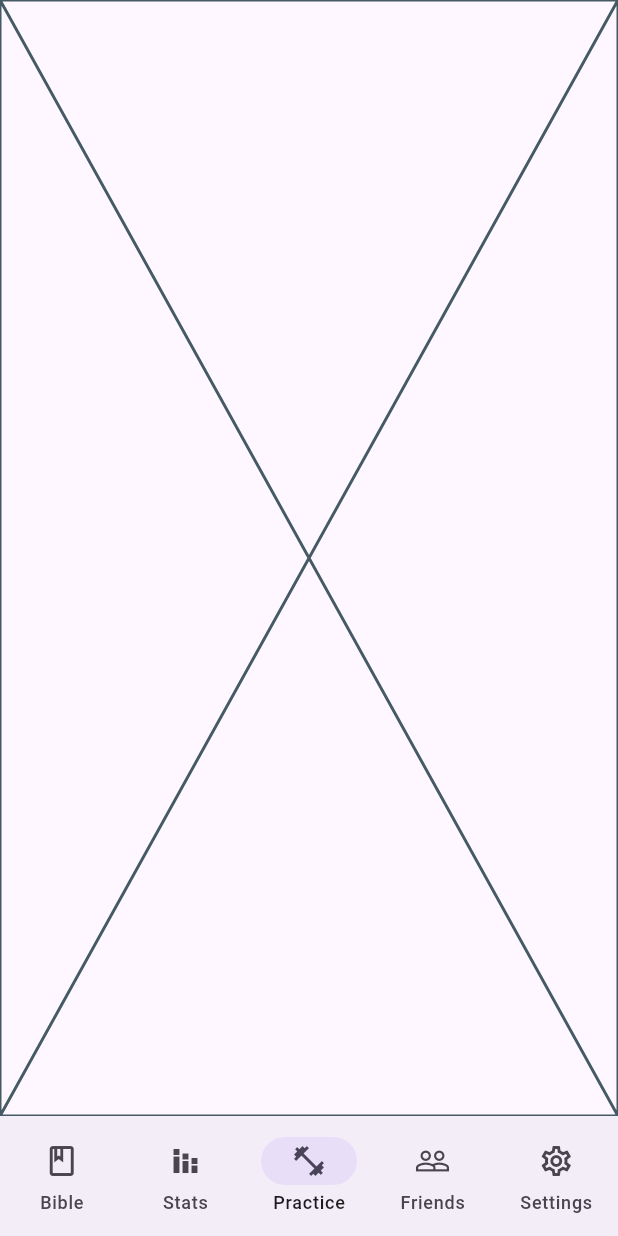
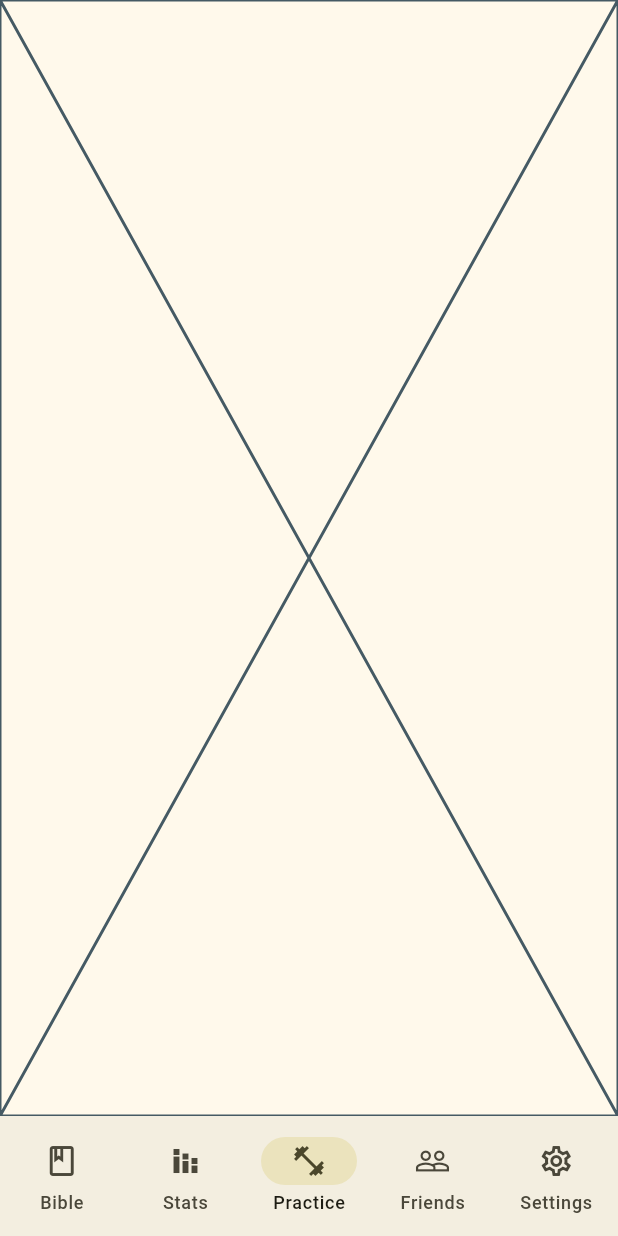
Before and after one commit to matakom/bible-memorization, a Flutter app: the screen it shows once a user with an empty profile is signed in, on a phone screen of 412 x 824 dp. Run offline on Flutter 3.47's test engine with Material 3 defaults, Android fonts, the phone set to English and light mode, and no system bars; our stand-ins replace firebase_auth, firebase_core, flutter_dotenv, flutter_riverpod, go_router, google_sign_in; accounts and stored records are empty.

Commit message:
themes setup

```diff
--- a/apps/flutter_app/lib/l10n/app_localizations_cs.dart
+++ b/apps/flutter_app/lib/l10n/app_localizations_cs.dart
@@ -15,7 +15,7 @@ class AppLocalizationsCs extends AppLocalizations {
   String get login_signInButton => 'Přihlásit se';
 
   @override
-  String get login_errorOnSignIn => 'Sign-in failed';
+  String get login_errorOnSignIn => 'Přihlášení se nezdařilo';
 
   @override
   String get reader_navbar => 'Bible';
@@ -39,7 +39,7 @@ class AppLocalizationsCs extends AppLocalizations {
   String get settings_signOutButton => 'Odhlásit se';
 
   @override
-  String get settings_errorOnSignOut => 'Sign-out failed';
+  String get settings_errorOnSignOut => 'Odhlášení se nezdařilo';
 
   @override
   String get settings_appsLanguage => 'Jazyk aplikace';
--- a/apps/flutter_app/lib/main.dart
+++ b/apps/flutter_app/lib/main.dart
@@ -2,6 +2,9 @@ import 'package:flutter/material.dart';
 import 'package:flutter_app/l10n/app_localizations.dart';
 import 'package:flutter_app/providers/locale_provider.dart';
 import 'package:flutter_app/providers/router_provider.dart';
+import 'package:flutter_app/providers/theme_provider.dart';
+import 'package:flutter_app/themes/amber_dark.dart';
+import 'package:flutter_app/themes/amber_light.dart';
 import 'package:flutter_localizations/flutter_localizations.dart';
 import 'package:flutter_riverpod/flutter_riverpod.dart';
 import 'package:flutter_dotenv/flutter_dotenv.dart';
@@ -26,8 +29,16 @@ class MyApp extends ConsumerWidget {
   Widget build(BuildContext context, WidgetRef ref) {
     final router = ref.watch(goRouterProvider);
     final Locale currentLocale = ref.watch(localeProvider);
+    final ThemeMode currentThemeMode = ref.watch(themeProvider);
     return MaterialApp.router(
       routerConfig: router,
+
+      // Theme
+      theme: lightTheme,
+      darkTheme: darkTheme,
+      themeMode: currentThemeMode,
+
+      // Localization
       locale: currentLocale,
       supportedLocales: AppLocalizations.supportedLocales,
       localizationsDelegates: const [
--- a/apps/flutter_app/lib/presentation/screens/settings_screen.dart
+++ b/apps/flutter_app/lib/presentation/screens/settings_screen.dart
@@ -1,6 +1,7 @@
 import 'package:flutter/material.dart';
 import 'package:flutter_app/l10n/l10n_extension.dart';
 import 'package:flutter_app/presentation/widgets/locale_select.dart';
+import 'package:flutter_app/presentation/widgets/theme_select.dart';
 import 'package:flutter_app/providers/auth_provider.dart';
 import 'package:flutter_riverpod/flutter_riverpod.dart';
 
@@ -50,7 +51,8 @@ class _SettingsScreenState extends ConsumerState<SettingsScreen> {
                     label: Text(context.l10n.settings_signOutButton),
                     onPressed: _signOut,
                   ),
-            LocaleSelect()
+            LocaleSelect(),
+            ThemeSelect()
           ],
         ),
       ),
--- /dev/null
+++ b/apps/flutter_app/lib/providers/theme_provider.dart
@@ -0,0 +1,17 @@
+import 'package:flutter/material.dart';
+import 'package:flutter_riverpod/flutter_riverpod.dart';
+
+class ThemeNotifier extends Notifier<ThemeMode> {
+  @override
+  ThemeMode build() {
+    return ThemeMode.system;
+  }
+
+  void setTheme(ThemeMode newThemeMode) {
+    state = newThemeMode;
+  }
+}
+
+final themeProvider = NotifierProvider<ThemeNotifier, ThemeMode>(() {
+  return ThemeNotifier();
+});
--- /dev/null
+++ b/apps/flutter_app/lib/themes/amber_dark.dart
@@ -0,0 +1,11 @@
+import 'package:flutter/material.dart';
+import 'package:flutter_app/themes/theme_constants.dart';
+
+final darkTheme = ThemeData(
+  brightness: Brightness.dark,
+  colorScheme: ColorScheme.fromSeed(
+    seedColor: primary,
+    brightness: Brightness.dark,
+  ),
+  useMaterial3: true,
+);
--- /dev/null
+++ b/apps/flutter_app/lib/themes/amber_light.dart
@@ -0,0 +1,12 @@
+import 'package:flutter/material.dart';
+import 'package:flutter_app/themes/theme_constants.dart';
+
+
+final lightTheme = ThemeData(
+  brightness: Brightness.light,
+  colorScheme: ColorScheme.fromSeed(
+    seedColor: primary,
+    brightness: Brightness.light,
+  ),
+  useMaterial3: true,
+);
--- /dev/null
+++ b/apps/flutter_app/lib/themes/theme_constants.dart
@@ -0,0 +1,3 @@
+import 'package:flutter/material.dart';
+
+const primary = Colors.yellow;
```
Also changed, not shown: apps/flutter_app/lib/presentation/widgets/theme_select.dart (added, +35 -0 lines), 1 other file.
